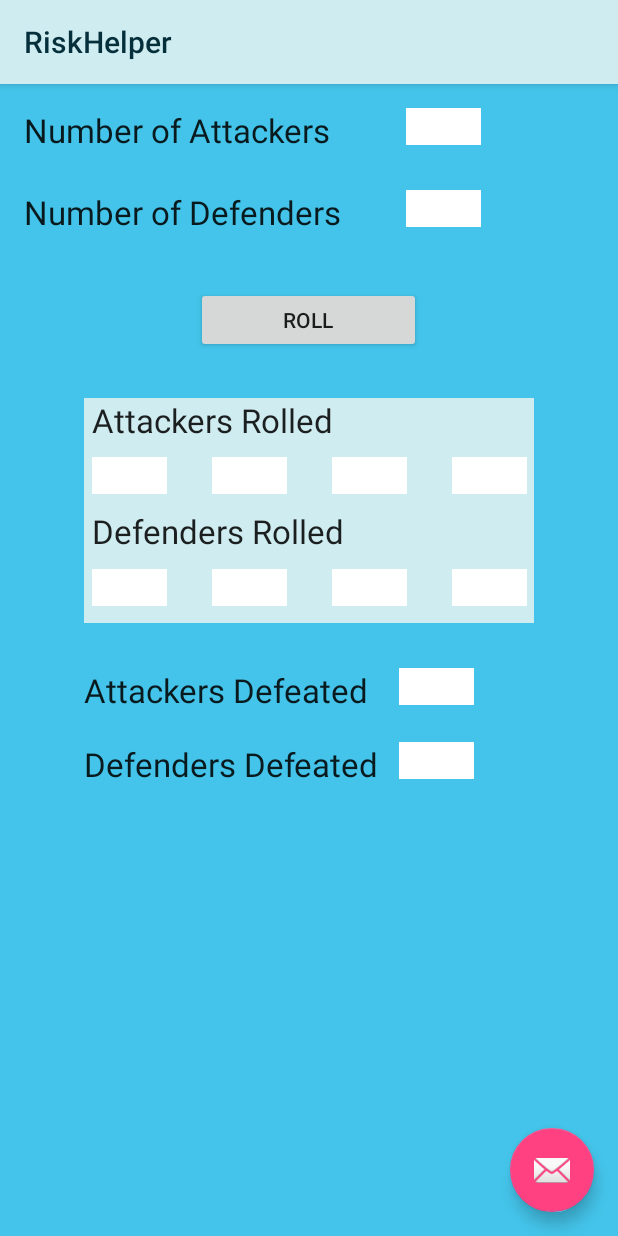
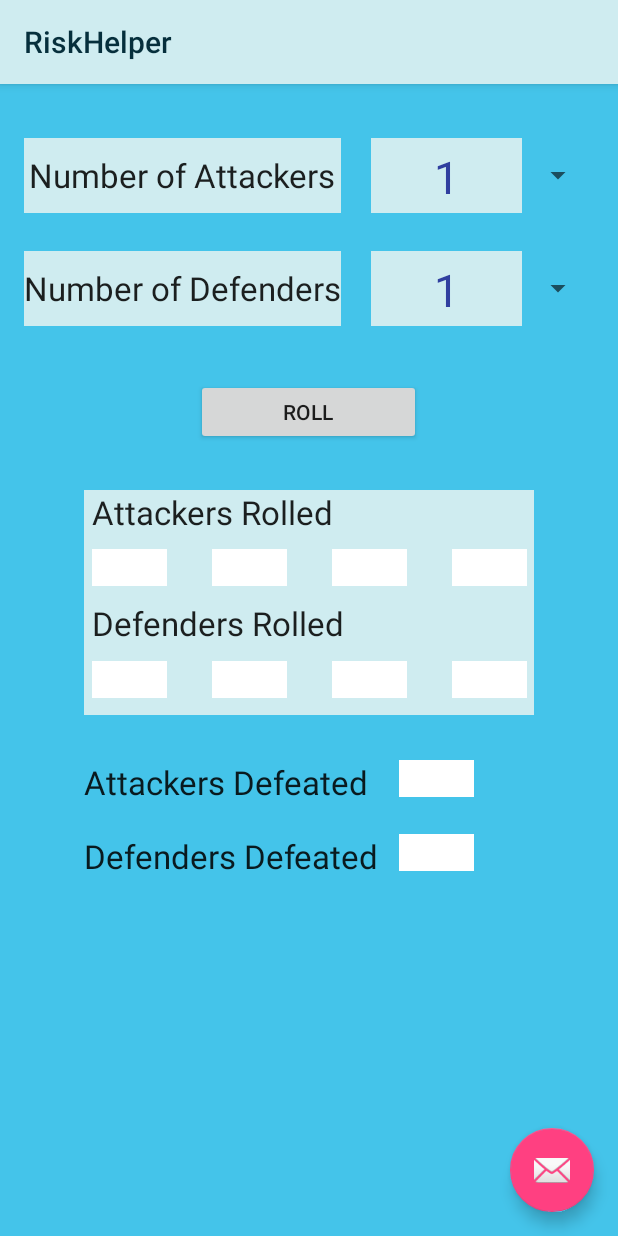
Before and after one commit to ReikoXAN/GameHelper, an Android app: the RiskHelper screen opened directly, with no data from a screen before it, on a phone screen of 412 x 824 dp. Run offline under Robolectric (Android 15) with nearby library versions, the phone set to English and light mode, and no system bars.

Commit message:
Spinner Dropdown Custom

```diff
--- a/Gamehelper/app/src/main/AndroidManifest.xml
+++ b/Gamehelper/app/src/main/AndroidManifest.xml
@@ -81,7 +81,8 @@
         <activity
             android:name=".RiskHelper"
             android:label="@string/title_activity_risk_helper"
-            android:theme="@style/AppTheme.NoActionBar">
+            android:theme="@style/AppTheme.NoActionBar"
+            android:configChanges="keyboardHidden|orientation|screenSize">
             <intent-filter>
                 <action android:name="com.jonny.gamehelper.RiskHelper" />
 
--- a/Gamehelper/app/src/main/java/com/jonny/gamehelper/RiskHelper.java
+++ b/Gamehelper/app/src/main/java/com/jonny/gamehelper/RiskHelper.java
@@ -6,9 +6,19 @@ import android.support.design.widget.Snackbar;
 import android.support.v7.app.AppCompatActivity;
 import android.support.v7.widget.Toolbar;
 import android.view.View;
+import android.widget.AdapterView;
+import android.widget.ArrayAdapter;
+import android.widget.Spinner;
+import android.widget.TextView;
+import android.widget.Toast;
 
-public class RiskHelper extends AppCompatActivity {
+import java.util.ArrayList;
+import java.util.List;
 
+public class RiskHelper extends AppCompatActivity implements AdapterView.OnItemSelectedListener{
+
+    Spinner mySpin;
+    Spinner mySpinDef;
     @Override
     protected void onCreate(Bundle savedInstanceState) {
         super.onCreate(savedInstanceState);
@@ -24,6 +34,36 @@ public class RiskHelper extends AppCompatActivity {
                         .setAction("Action", null).show();
             }
         });
+
+
+        mySpin = (Spinner) findViewById(R.id.mySpinspn);
+        mySpinDef = (Spinner) findViewById(R.id.mySpinForDef);
+
+        ArrayAdapter myArrayAdpt = ArrayAdapter.createFromResource(
+                this, R.array.NoOfAttspn, R.layout.spinner_item);
+
+        ArrayAdapter myArrayAdptDef = ArrayAdapter.createFromResource(
+                this, R.array.NoOfDefspn, R.layout.spinner_item);
+
+        mySpin.setAdapter(myArrayAdpt);
+        mySpin.setOnItemSelectedListener(this);
+
+        mySpinDef.setAdapter(myArrayAdptDef);
+        mySpinDef.setOnItemSelectedListener(this);
+
     }
 
+
+    @Override
+    public void onItemSelected(AdapterView<?> parent, View view, int position, long id) {
+        TextView myTxtspn = (TextView)view;
+
+        Toast.makeText(this,"Selected " + myTxtspn.getText(),Toast.LENGTH_LONG).show();
+
+    }
+
+    @Override
+    public void onNothingSelected(AdapterView<?> parent) {
+
+    }
 }
--- a/Gamehelper/app/src/main/res/layout/content_hub.xml
+++ b/Gamehelper/app/src/main/res/layout/content_hub.xml
@@ -60,7 +60,7 @@
         android:minWidth="150dp"
         android:layout_centerVertical="true"
         android:layout_alignParentStart="true"
-        android:src="@drawable/diem"
+        android:src="@drawable/boltstats"
         android:scaleType="fitCenter" />
 
     <ImageButton
--- a/Gamehelper/app/src/main/res/layout/content_risk_helper.xml
+++ b/Gamehelper/app/src/main/res/layout/content_risk_helper.xml
@@ -18,14 +18,29 @@
 
     <TextView
         android:layout_width="wrap_content"
-        android:layout_height="wrap_content"
+        android:layout_height="50dp"
+        android:background="@color/colorPrimary"
         android:textAppearance="?android:attr/textAppearanceLarge"
         android:text="Number of Attackers"
         android:id="@+id/txtVNoAttackers"
+        android:layout_alignRight="@+id/txtVNoDefenders"
+        android:layout_marginTop="20dp"
         android:layout_alignParentTop="true"
-        android:layout_alignParentStart="true" />
+        android:layout_alignParentStart="true"
+        android:gravity="center" />
 
-        <EditText
+        <Spinner
+            android:layout_width="150dp"
+            android:layout_height="50dp"
+
+            android:layout_alignBottom="@+id/txtVNoAttackers"
+            android:layout_toRightOf="@+id/txtVNoAttackers"
+            android:layout_marginLeft="20dp"
+            android:id="@+id/mySpinspn"
+
+            android:layout_toEndOf="@+id/txtVNoAttackers" />
+
+        <!--<EditText
             android:layout_width="50dp"
             android:layout_height="wrap_content"
             android:inputType="number"
@@ -34,9 +49,9 @@
             android:id="@+id/editTxtNoOfAtt"
             android:layout_marginLeft="50dp"
             android:layout_toRightOf="@+id/txtVNoAttackers"
-            android:layout_alignTop="@+id/txtVNoAttackers"/>
+            android:layout_alignTop="@+id/txtVNoAttackers"/>-->
 
-        <EditText
+        <!--<EditText
             android:layout_width="50dp"
             android:layout_height="wrap_content"
             android:inputType="number"
@@ -45,17 +60,26 @@
             android:id="@+id/editTxtNoOfDef"
             android:layout_marginLeft="50dp"
             android:layout_toRightOf="@+id/txtVNoAttackers"
-            android:layout_alignTop="@+id/txtVNoDefenders"/>
+            android:layout_alignTop="@+id/txtVNoDefenders"/>-->
 
     <TextView
         android:layout_width="wrap_content"
-        android:layout_height="wrap_content"
+        android:layout_height="50dp"
         android:textAppearance="?android:attr/textAppearanceLarge"
         android:text="Number of Defenders"
         android:id="@+id/txtVNoDefenders"
+        android:gravity="center"
+        android:background="@color/colorPrimary"
         android:layout_below="@+id/txtVNoAttackers"
         android:layout_alignParentStart="true"
         android:layout_marginTop="25dp" />
+
+        <Spinner
+            android:layout_width="150dp"
+            android:layout_height="50dp"
+            android:id="@+id/mySpinForDef"
+            android:layout_alignBottom="@+id/txtVNoDefenders"
+            android:layout_alignStart="@+id/mySpinspn" />
 
     <Button
         android:layout_width="150dp"
@@ -238,5 +262,8 @@
             android:layout_toRightOf="@+id/txtVAttackerDead"
             android:layout_marginLeft="20dp"
             android:layout_alignTop="@id/txtVDefendersDead"/>
+
+
+
     </RelativeLayout>
 </ScrollView>
--- /dev/null
+++ b/Gamehelper/app/src/main/res/layout/spinner_item.xml
@@ -0,0 +1,12 @@
+<?xml version="1.0" encoding="utf-8"?>
+
+<TextView
+    xmlns:android="http://schemas.android.com/apk/res/android"
+    android:layout_width="match_parent"
+    android:layout_height="wrap_content"
+    android:textSize="30sp"
+    android:gravity="center"
+    android:textColor="@color/colorPrimaryDark"
+    android:background="@color/colorPrimary"
+    android:padding="5dip"
+    />
--- a/Gamehelper/app/src/main/res/values/strings.xml
+++ b/Gamehelper/app/src/main/res/values/strings.xml
@@ -11,4 +11,17 @@
     <string name="title_activity_risk_helper">RiskHelper</string>
     <string name="title_activity_dice_helper">DiceHelper</string>
     <string name="title_activity_monopoly_helper">MonopolyHelper</string>
+    <string-array name="NoOfAttspn">
+        <item>1</item>
+        <item>2</item>
+        <item>3</item>
+        <item>4</item>
+    </string-array>
+
+    <string-array name="NoOfDefspn">
+        <item>1</item>
+        <item>2</item>
+        <item>3</item>
+        <item>4</item>
+    </string-array>
 </resources>
```
Also changed, not shown: Gamehelper/app/src/main/res/drawable-xhdpi/boltstats.png (added).
